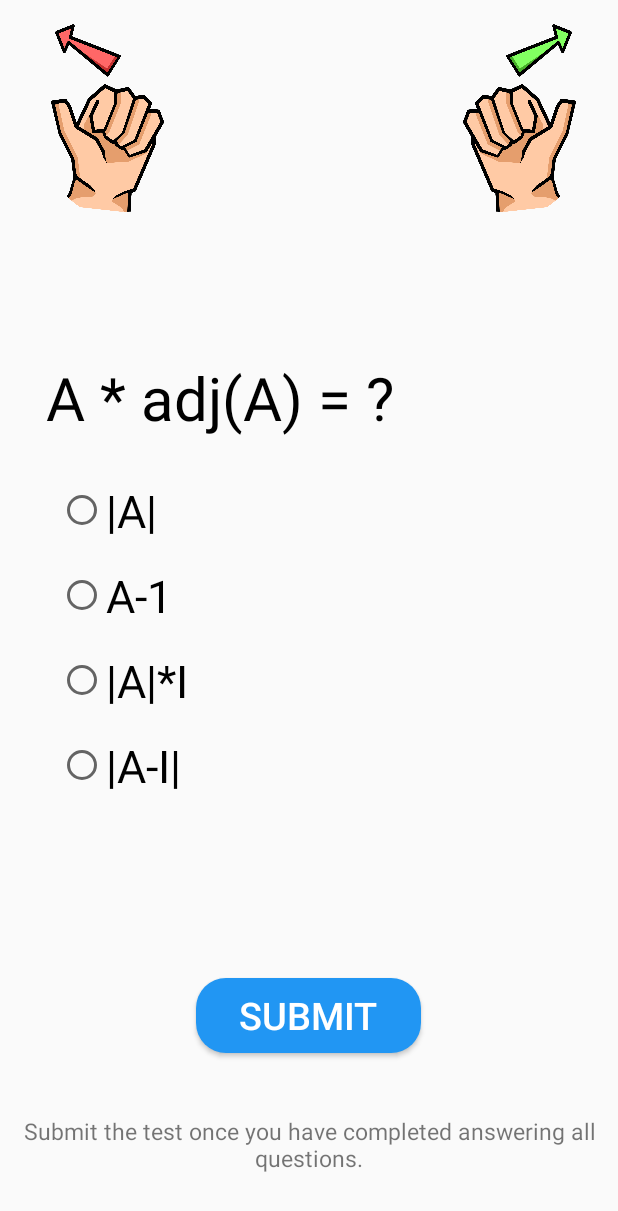
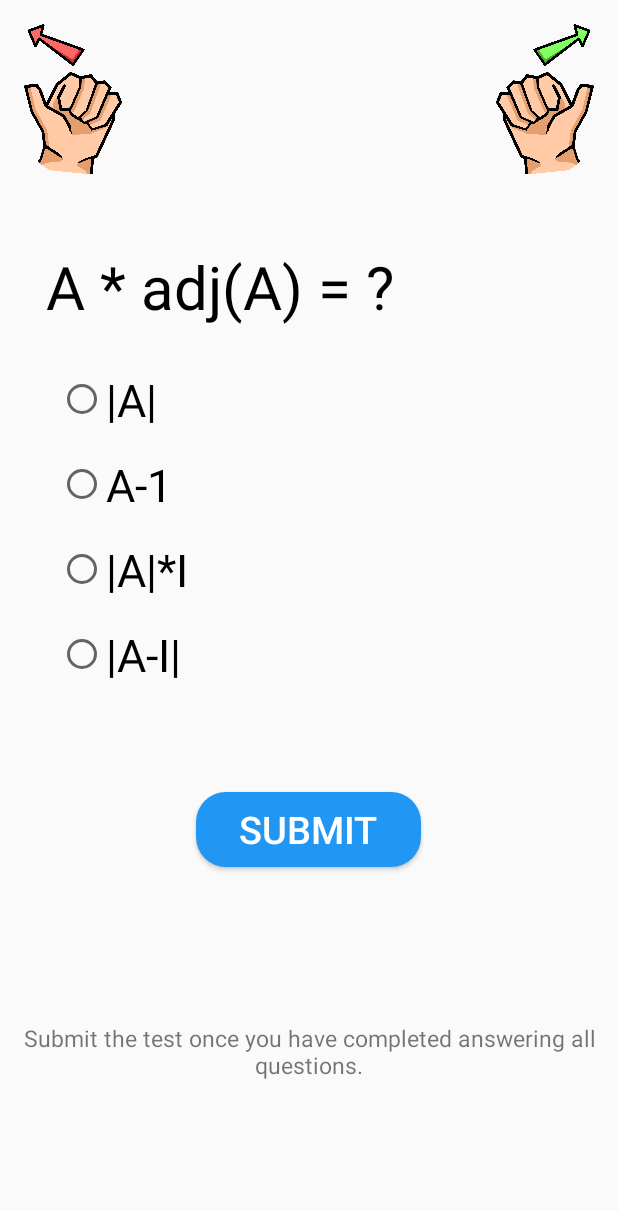
Before and after one commit to PranavPrakasan07/QuizApp, an Android app: the screen it shows after launch (MainActivity), on a phone screen of 412 x 824 dp. Shown: the top 1211 px of the screen. Run offline under Robolectric (Android 15) with nearby library versions, the phone set to English and light mode, and no system bars.

Commit message:
Minor UI adjustments

```diff
--- a/app/build.gradle
+++ b/app/build.gradle
@@ -1,4 +1,5 @@
 apply plugin: 'com.android.application'
+apply plugin: 'com.google.gms.google-services'
 
 android {
     compileSdkVersion 29
@@ -6,7 +7,7 @@ android {
 
     defaultConfig {
         applicationId "com.example.quizapp"
-        minSdkVersion 14
+        minSdkVersion 21
         targetSdkVersion 29
         versionCode 1
         versionName "1.0"
@@ -28,6 +29,7 @@ dependencies {
 
     implementation 'androidx.appcompat:appcompat:1.1.0'
     implementation 'androidx.constraintlayout:constraintlayout:1.1.3'
+    implementation 'com.google.firebase:firebase-auth:19.3.1'
     testImplementation 'junit:junit:4.12'
     androidTestImplementation 'androidx.test.ext:junit:1.1.1'
     androidTestImplementation 'androidx.test.espresso:espresso-core:3.2.0'
--- a/app/src/main/AndroidManifest.xml
+++ b/app/src/main/AndroidManifest.xml
@@ -9,7 +9,8 @@
         android:roundIcon="@mipmap/ic_launcher_round"
         android:supportsRtl="true"
         android:theme="@style/AppTheme">
-        <activity android:name=".Submitted"></activity>
+        <activity android:name=".Requiz"/>
+        <activity android:name=".Submitted" />
         <activity android:name=".MainActivity">
             <intent-filter>
                 <action android:name="android.intent.action.MAIN" />
--- a/app/src/main/res/drawable/gradient1.xml
+++ b/app/src/main/res/drawable/gradient1.xml
@@ -2,9 +2,9 @@
 <shape xmlns:android="http://schemas.android.com/apk/res/android">
 
     <gradient
-        android:startColor="#4CAF50"
-        android:centerColor="#009688"
-        android:endColor="#8BC34A"
+        android:centerColor="#4CAF50"
+        android:endColor="#009688"
+        android:startColor="#8BC34A"
         android:angle="45"/>
 
 </shape>
--- a/app/src/main/res/drawable/gradient2.xml
+++ b/app/src/main/res/drawable/gradient2.xml
@@ -7,7 +7,7 @@
         android:centerColor="#4CAF50"
         android:endColor="#8BC34A"
 
-        android:angle="45"/>
+        android:angle="135"/>
 
 
 </shape>
--- a/app/src/main/res/drawable/gradient3.xml
+++ b/app/src/main/res/drawable/gradient3.xml
@@ -7,7 +7,7 @@
         android:startColor="#8BC34A"
         android:centerColor="#4CAF50"
         android:endColor="#009688"
-        android:angle="45"/>
+        android:angle="270"/>
 
 
 </shape>
--- a/app/src/main/res/drawable/gradient_list.xml
+++ b/app/src/main/res/drawable/gradient_list.xml
@@ -1,8 +1,8 @@
 <?xml version="1.0" encoding="utf-8"?>
 <animation-list xmlns:android="http://schemas.android.com/apk/res/android">
 
-    <item android:duration="4000" android:drawable="@drawable/gradient1"/>
-    <item android:duration="4000" android:drawable="@drawable/gradient2"/>
-    <item android:duration="4000" android:drawable="@drawable/gradient3"/>
+    <item android:duration="2000" android:drawable="@drawable/gradient1"/>
+    <item android:duration="2000" android:drawable="@drawable/gradient2"/>
+    <item android:duration="2000" android:drawable="@drawable/gradient3"/>
 
 </animation-list>
--- a/app/src/main/res/layout/activity_main.xml
+++ b/app/src/main/res/layout/activity_main.xml
@@ -12,17 +12,20 @@
         android:layout_width="351dp"
         android:layout_height="348dp"
         android:layout_margin="48dp"
-        app:layout_constraintBottom_toBottomOf="parent"
+        android:layout_marginStart="8dp"
+        android:layout_marginTop="8dp"
+        android:layout_marginEnd="8dp"
         app:layout_constraintEnd_toEndOf="parent"
         app:layout_constraintStart_toStartOf="parent"
-        app:layout_constraintTop_toTopOf="parent">
+        app:layout_constraintTop_toBottomOf="@+id/prev">
 
         <ScrollView
             android:layout_width="wrap_content"
             android:layout_height="wrap_content">
+
             <RelativeLayout
                 android:layout_width="match_parent"
-            android:layout_height="match_parent">
+                android:layout_height="wrap_content">
 
 
                 <TextView
@@ -88,7 +91,7 @@
 
             <RelativeLayout
                 android:layout_width="match_parent"
-            android:layout_height="match_parent">
+                android:layout_height="wrap_content">
 
 
                 <TextView
@@ -155,7 +158,7 @@
 
             <RelativeLayout
                 android:layout_width="match_parent"
-            android:layout_height="match_parent">
+                android:layout_height="wrap_content">
 
 
                 <TextView
@@ -180,7 +183,7 @@
                         android:layout_height="wrap_content"
                         android:layout_margin="8dp"
                         android:checked="false"
-                    android:text="|A| * |B|"
+                        android:text="|A| * I"
                         android:textSize="30sp" />
 
                     <RadioButton
@@ -198,7 +201,7 @@
                         android:layout_height="wrap_content"
                         android:layout_margin="8dp"
                         android:checked="false"
-                    android:text="|A| * I"
+                        android:text="|A| * |B|"
                         android:textSize="30sp" />
 
                     <RadioButton
@@ -352,57 +355,52 @@
 
     <Button
         android:id="@+id/prev"
-        android:layout_width="75dp"
-        android:layout_height="125dp"
+        android:layout_width="65dp"
+        android:layout_height="100dp"
         android:layout_marginStart="16dp"
-        android:layout_marginLeft="16dp"
         android:layout_marginTop="16dp"
         android:background="@drawable/lefthand"
-        app:layout_constraintBottom_toTopOf="@+id/viewflipper"
-        app:layout_constraintEnd_toStartOf="@+id/next"
-        app:layout_constraintHorizontal_bias="0.083"
         app:layout_constraintStart_toStartOf="parent"
-        app:layout_constraintTop_toTopOf="parent"
-        app:layout_constraintVertical_bias="0.0" />
+        app:layout_constraintTop_toTopOf="parent" />
 
     <Button
         android:id="@+id/next"
-        android:layout_width="75dp"
-        android:layout_height="125dp"
+        android:layout_width="65dp"
+        android:layout_height="100dp"
         android:layout_marginTop="16dp"
-        android:layout_marginEnd="28dp"
-        android:layout_marginRight="28dp"
+        android:layout_marginEnd="16dp"
         android:background="@drawable/righthand"
-        app:layout_constraintBottom_toTopOf="@+id/viewflipper"
         app:layout_constraintEnd_toEndOf="parent"
-        app:layout_constraintTop_toTopOf="parent"
-        app:layout_constraintVertical_bias="0.0" />
+        app:layout_constraintTop_toTopOf="parent" />
 
     <Button
         android:id="@+id/submitbutton"
         android:layout_width="150dp"
         android:layout_height="50dp"
+        android:layout_marginTop="16dp"
         android:background="@drawable/submit_button"
         android:onClick="goToSubmitted"
         android:text="Submit"
         android:textColor="#FFF"
         android:textSize="25sp"
-        app:layout_constraintBottom_toBottomOf="parent"
         app:layout_constraintEnd_toEndOf="parent"
         app:layout_constraintHorizontal_bias="0.498"
         app:layout_constraintStart_toStartOf="parent"
-        app:layout_constraintTop_toBottomOf="@+id/viewflipper"
-        app:layout_constraintVertical_bias="0.35000002" />
+        app:layout_constraintTop_toBottomOf="@+id/viewflipper" />
 
     <TextView
+        android:id="@+id/textView3"
         android:layout_width="match_parent"
         android:layout_height="wrap_content"
+        android:layout_marginTop="8dp"
+        android:layout_marginBottom="8dp"
         android:gravity="center_horizontal|center_vertical"
         android:text="Submit the test once you have completed answering all questions."
         android:textAlignment="gravity"
         android:textSize="15sp"
         app:layout_constraintBottom_toBottomOf="parent"
         app:layout_constraintEnd_toEndOf="parent"
+        app:layout_constraintHorizontal_bias="0.0"
         app:layout_constraintStart_toStartOf="parent"
         app:layout_constraintTop_toBottomOf="@+id/submitbutton" />
 
--- a/app/src/main/res/values/colors.xml
+++ b/app/src/main/res/values/colors.xml
@@ -1,6 +1,6 @@
 <?xml version="1.0" encoding="utf-8"?>
 <resources>
-    <color name="colorPrimary">#6200EE</color>
-    <color name="colorPrimaryDark">#3700B3</color>
+    <color name="colorPrimary">@android:color/background_dark</color>
+    <color name="colorPrimaryDark">@android:color/background_dark</color>
     <color name="colorAccent">#03DAC5</color>
 </resources>
--- a/build.gradle
+++ b/build.gradle
@@ -9,7 +9,7 @@ buildscript {
     }
     dependencies {
         classpath 'com.android.tools.build:gradle:3.6.3'
-
+        classpath 'com.google.gms:google-services:4.3.3'
 
         // NOTE: Do not place your application dependencies here; they belong
         // in the individual module build.gradle files
```
Also changed, not shown: app/src/main/java/com/example/quizapp/MainActivity.java (+10 -94 lines), app/src/main/java/com/example/quizapp/Requiz.java (added, +14 -0 lines), app/src/main/java/com/example/quizapp/Submitted.java (+20 -1 lines), app/src/main/res/layout/activity_requiz.xml (added, +9 -0 lines), app/src/main/res/layout/activity_submitted.xml (+16 -0 lines). Lines whose indentation alone changed are shown as unchanged.
